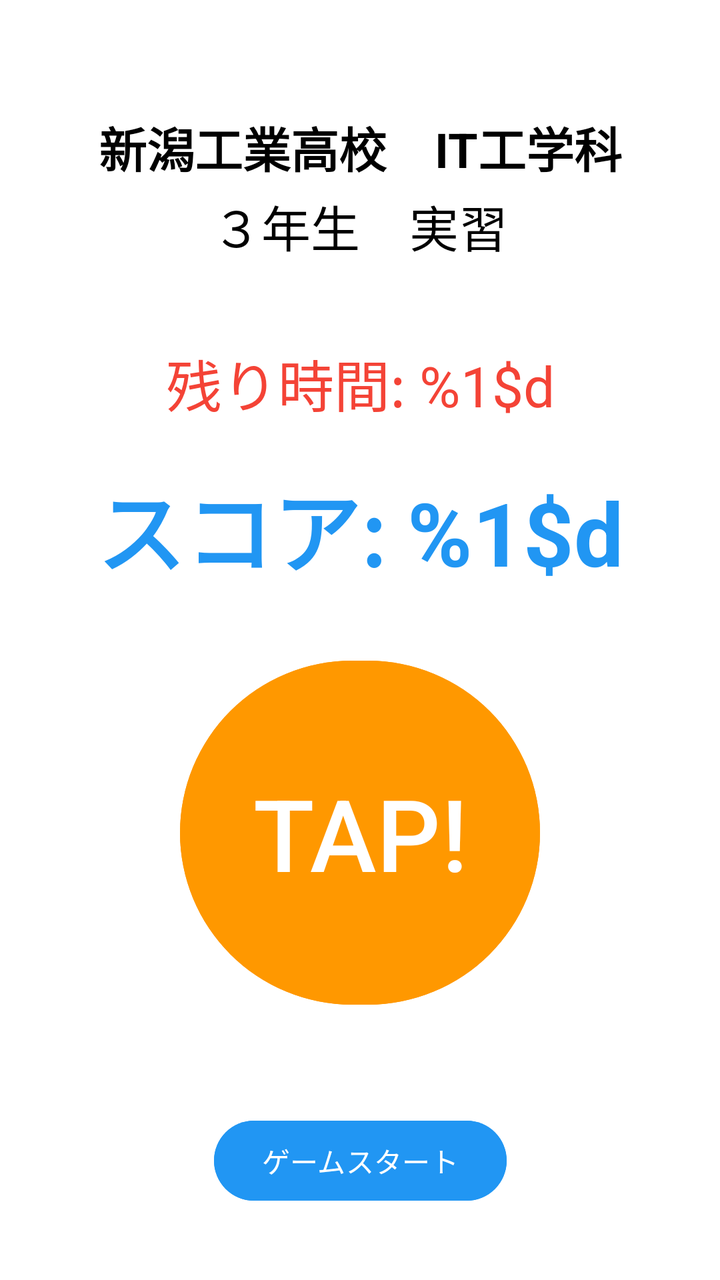
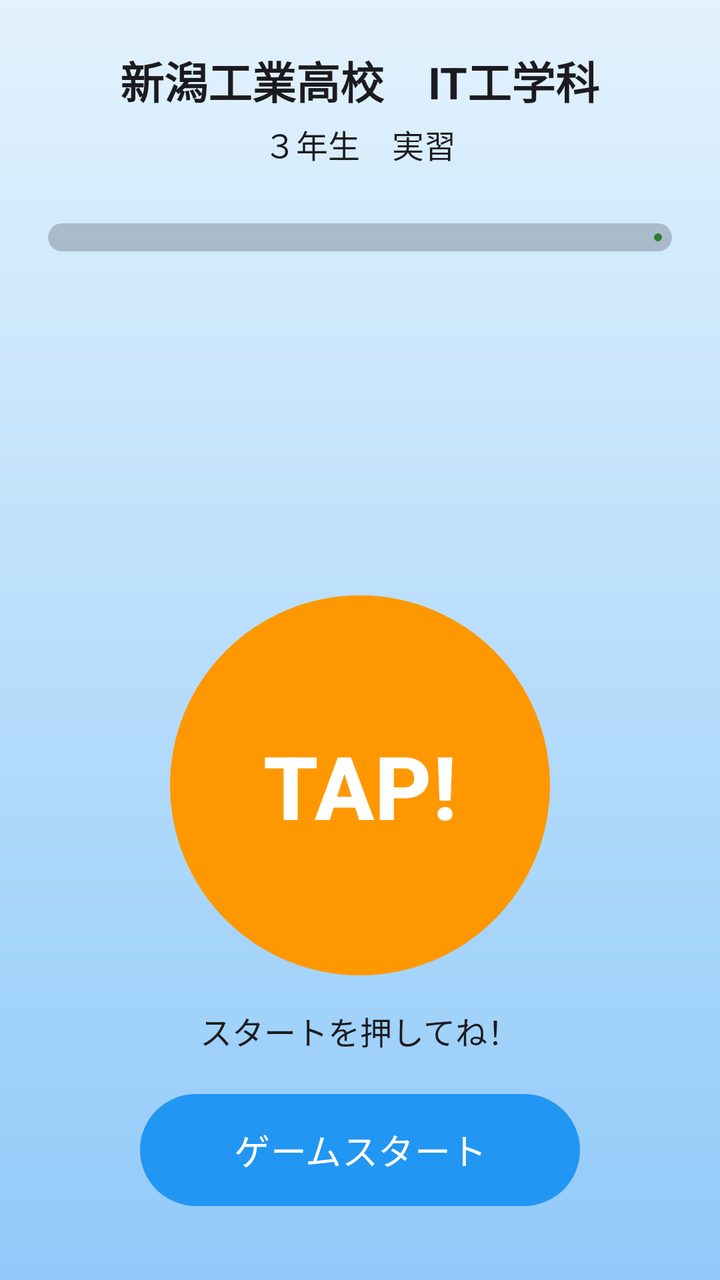

Compare the two renders of this Android layout. The source of the first and the diff that turns it into the second are given below.
<!-- AndroidManifest.xml: application theme Theme.TapGame -->
<!-- res/layout/activity_main.xml -->
<?xml version="1.0" encoding="utf-8"?>
<androidx.constraintlayout.widget.ConstraintLayout
    xmlns:android="http://schemas.android.com/apk/res/android"
    xmlns:app="http://schemas.android.com/apk/res-auto"
    android:layout_width="match_parent"
    android:layout_height="match_parent"
    android:id="@+id/main"
    android:background="@color/white"
    android:padding="16dp">

    
    <TextView
        android:id="@+id/schoolTextView"
        android:layout_width="wrap_content"
        android:layout_height="wrap_content"
        android:layout_marginTop="40dp"
        android:text="@string/school_name"
        android:textColor="@color/black"
        android:textSize="24sp"
        android:textStyle="bold"
        app:layout_constraintEnd_toEndOf="parent"
        app:layout_constraintStart_toStartOf="parent"
        app:layout_constraintTop_toTopOf="parent" />

    
    <TextView
        android:id="@+id/eventTextView"
        android:layout_width="wrap_content"
        android:layout_height="wrap_content"
        android:layout_marginTop="4dp"
        android:text="@string/event_name"
        android:textColor="@color/black"
        android:textSize="12pt"
        app:layout_constraintEnd_toEndOf="parent"
        app:layout_constraintStart_toStartOf="parent"
        app:layout_constraintTop_toBottomOf="@+id/schoolTextView" />

    
    <TextView
        android:id="@+id/timerText"
        android:layout_width="wrap_content"
        android:layout_height="wrap_content"
        android:layout_marginTop="40dp"
        android:text="@string/timer_format"
        android:textColor="@color/timer_red"
        android:textSize="28sp"
        app:layout_constraintEnd_toEndOf="parent"
        app:layout_constraintStart_toStartOf="parent"
        app:layout_constraintTop_toBottomOf="@+id/eventTextView" />

    
    <TextView
        android:id="@+id/scoreText"
        android:layout_width="wrap_content"
        android:layout_height="wrap_content"
        android:layout_marginTop="20dp"
        android:text="@string/score_format"
        android:textColor="@color/primary_blue"
        android:textSize="44sp"
        android:textStyle="bold"
        app:layout_constraintEnd_toEndOf="parent"
        app:layout_constraintStart_toStartOf="parent"
        app:layout_constraintTop_toBottomOf="@+id/timerText" />

    
    <Button
        android:id="@+id/tapButton"
        android:layout_width="180dp"
        android:layout_height="180dp"
        android:layout_marginTop="30dp"
        android:text="TAP!"
        android:backgroundTint="@color/accent_orange"
        android:textSize="50sp"
        app:layout_constraintEnd_toEndOf="parent"
        app:layout_constraintStart_toStartOf="parent"
        app:layout_constraintTop_toBottomOf="@+id/scoreText" />

    
    <Button
        android:id="@+id/startButton"
        android:layout_width="wrap_content"
        android:layout_height="wrap_content"
        android:layout_marginTop="50dp"
        android:text="ゲームスタート"
        android:backgroundTint="@color/primary_blue"
        app:layout_constraintEnd_toEndOf="parent"
        app:layout_constraintStart_toStartOf="parent"
        app:layout_constraintTop_toBottomOf="@+id/tapButton" />

</androidx.constraintlayout.widget.ConstraintLayout>
<!-- resources referenced by this layout -->
<resources>
  <color name="accent_orange">#FF9800</color>
  <color name="black">#FF000000</color>
  <color name="primary_blue">#2196F3</color>
  <color name="timer_red">#F44336</color>
  <color name="white">#FFFFFFFF</color>
  <string name="event_name">３年生　実習</string>
  <string name="school_name">新潟工業高校　IT工学科</string>
  <string name="score_format">スコア: %1$d</string>
  <string name="timer_format">残り時間: %1$d</string>
  <style name="Theme.TapGame" parent="Base.Theme.TapGame" />
  <style name="Base.Theme.TapGame" parent="Theme.Material3.DayNight.NoActionBar">
          
          
      </style>
</resources>

<!-- the commit's change to res/layout/activity_main.xml (unified diff, before → after) -->
@@ -1,90 +1,231 @@
 <?xml version="1.0" encoding="utf-8"?>
-<androidx.constraintlayout.widget.ConstraintLayout
-    xmlns:android="http://schemas.android.com/apk/res/android"
+<FrameLayout xmlns:android="http://schemas.android.com/apk/res/android"
     xmlns:app="http://schemas.android.com/apk/res-auto"
+    android:id="@+id/main"
     android:layout_width="match_parent"
     android:layout_height="match_parent"
-    android:id="@+id/main"
-    android:background="@color/white"
-    android:padding="16dp">
+    android:background="@drawable/bg_idle">
 
     
+    <View
+        android:id="@+id/bgPlaying"
+        android:layout_width="match_parent"
+        android:layout_height="match_parent"
+        android:alpha="0"
+        android:background="@drawable/bg_playing" />
+
+    <ScrollView
+        android:layout_width="match_parent"
+        android:layout_height="match_parent"
+        android:fillViewport="true">
+
+        <LinearLayout
+            android:layout_width="match_parent"
+            android:layout_height="wrap_content"
+            android:gravity="center_horizontal"
+            android:orientation="vertical"
+            android:padding="24dp">
+
+            <TextView
+                android:layout_width="wrap_content"
+                android:layout_height="wrap_content"
+                android:text="@string/school_name"
+                android:textColor="@color/text_dark"
+                android:textSize="22sp"
+                android:textStyle="bold" />
+
+            <TextView
+                android:layout_width="wrap_content"
+                android:layout_height="wrap_content"
+                android:layout_marginTop="4dp"
+                android:text="@string/event_name"
+                android:textColor="@color/text_dark"
+                android:textSize="16sp" />
+
+            <com.google.android.material.progressindicator.LinearProgressIndicator
+                android:id="@+id/timeBar"
+                android:layout_width="match_parent"
+                android:layout_height="wrap_content"
+                android:layout_marginTop="28dp"
+                android:max="1000"
+                android:progress="1000"
+                app:indicatorColor="@color/timer_green"
+                app:trackColor="#33000000"
+                app:trackCornerRadius="8dp"
+                app:trackThickness="14dp" />
+
+            <TextView
+                android:id="@+id/timerText"
+                android:layout_width="wrap_content"
+                android:layout_height="wrap_content"
+                android:layout_marginTop="12dp"
+                android:textColor="@color/timer_green"
+                android:textSize="28sp"
+                android:textStyle="bold" />
+
+            <TextView
+                android:id="@+id/scoreText"
+                android:layout_width="wrap_content"
+                android:layout_height="wrap_content"
+                android:layout_marginTop="8dp"
+                android:textColor="@color/primary_blue"
+                android:textSize="44sp"
+                android:textStyle="bold" />
+
+            
+            <TextView
+                android:id="@+id/comboText"
+                android:layout_width="wrap_content"
+                android:layout_height="48dp"
+                android:gravity="center"
+                android:textStyle="bold"
+                android:visibility="invisible" />
+
+            <com.google.android.material.button.MaterialButton
+                android:id="@+id/tapButton"
+                android:layout_width="190dp"
+                android:layout_height="190dp"
+                android:layout_marginTop="8dp"
+                android:insetLeft="0dp"
+                android:insetTop="0dp"
+                android:insetRight="0dp"
+                android:insetBottom="0dp"
+                android:text="@string/tap_label"
+                android:textSize="44sp"
+                android:textStyle="bold"
+                app:backgroundTint="@color/accent_orange"
+                app:cornerRadius="95dp"
+                app:elevation="8dp" />
+
+            <TextView
+                android:id="@+id/hintText"
+                android:layout_width="wrap_content"
+                android:layout_height="wrap_content"
+                android:layout_marginTop="16dp"
+                android:text="@string/hint_idle"
+                android:textColor="@color/text_dark"
+                android:textSize="16sp" />
+
+            <com.google.android.material.button.MaterialButton
+                android:id="@+id/startButton"
+                android:layout_width="wrap_content"
+                android:layout_height="64dp"
+                android:layout_marginTop="16dp"
+                android:minWidth="220dp"
+                android:text="@string/start_game"
+                android:textSize="18sp"
+                app:backgroundTint="@color/primary_blue"
+                app:cornerRadius="32dp" />
+        </LinearLayout>
+    </ScrollView>
+
+    
+    <FrameLayout
+        android:id="@+id/effectLayer"
+        android:layout_width="match_parent"
+        android:layout_height="match_parent"
+        android:clickable="false"
+        android:focusable="false" />
+
     <TextView
-        android:id="@+id/schoolTextView"
+        android:id="@+id/countdownText"
         android:layout_width="wrap_content"
         android:layout_height="wrap_content"
-        android:layout_marginTop="40dp"
-        android:text="@string/school_name"
-        android:textColor="@color/black"
-        android:textSize="24sp"
+        android:layout_gravity="center"
+        android:textColor="@color/timer_red"
+        android:textSize="120sp"
         android:textStyle="bold"
-        app:layout_constraintEnd_toEndOf="parent"
-        app:layout_constraintStart_toStartOf="parent"
-        app:layout_constraintTop_toTopOf="parent" />
+        android:visibility="gone" />
 
     
-    <TextView
-        android:id="@+id/eventTextView"
-        android:layout_width="wrap_content"
-        android:layout_height="wrap_content"
-        android:layout_marginTop="4dp"
-        android:text="@string/event_name"
-        android:textColor="@color/black"
-        android:textSize="12pt"
-        app:layout_constraintEnd_toEndOf="parent"
-        app:layout_constraintStart_toStartOf="parent"
-        app:layout_constraintTop_toBottomOf="@+id/schoolTextView" />
-
-    
-    <TextView
-        android:id="@+id/timerText"
-        android:layout_width="wrap_content"
-        android:layout_height="wrap_content"
-        android:layout_marginTop="40dp"
-        android:text="@string/timer_format"
-        android:textColor="@color/timer_red"
-        android:textSize="28sp"
-        app:layout_constraintEnd_toEndOf="parent"
-        app:layout_constraintStart_toStartOf="parent"
-        app:layout_constraintTop_toBottomOf="@+id/eventTextView" />
-
-    
-    <TextView
-        android:id="@+id/scoreText"
-        android:layout_width="wrap_content"
-        android:layout_height="wrap_content"
-        android:layout_marginTop="20dp"
-        android:text="@string/score_format"
-        android:textColor="@color/primary_blue"
-        android:textSize="44sp"
-        android:textStyle="bold"
-        app:layout_constraintEnd_toEndOf="parent"
-        app:layout_constraintStart_toStartOf="parent"
-        app:layout_constraintTop_toBottomOf="@+id/timerText" />
-
-    
-    <Button
-        android:id="@+id/tapButton"
-        android:layout_width="180dp"
-        android:layout_height="180dp"
-        android:layout_marginTop="30dp"
-        android:text="TAP!"
-        android:backgroundTint="@color/accent_orange"
-        android:textSize="50sp"
-        app:layout_constraintEnd_toEndOf="parent"
-        app:layout_constraintStart_toStartOf="parent"
-        app:layout_constraintTop_toBottomOf="@+id/scoreText" />
-
-    
-    <Button
-        android:id="@+id/startButton"
-        android:layout_width="wrap_content"
-        android:layout_height="wrap_content"
-        android:layout_marginTop="50dp"
-        android:text="ゲームスタート"
-        android:backgroundTint="@color/primary_blue"
-        app:layout_constraintEnd_toEndOf="parent"
-        app:layout_constraintStart_toStartOf="parent"
-        app:layout_constraintTop_toBottomOf="@+id/tapButton" />
-
-</androidx.constraintlayout.widget.ConstraintLayout>
+    <FrameLayout
+        android:id="@+id/resultOverlay"
+        android:layout_width="match_parent"
+        android:layout_height="match_parent"
+        android:background="@color/scrim"
+        android:clickable="true"
+        android:focusable="true"
+        android:visibility="gone">
+
+        <com.google.android.material.card.MaterialCardView
+            android:id="@+id/resultCard"
+            android:layout_width="match_parent"
+            android:layout_height="wrap_content"
+            android:layout_gravity="center"
+            android:layout_margin="32dp"
+            app:cardBackgroundColor="@color/white"
+            app:cardCornerRadius="28dp"
+            app:cardElevation="12dp">
+
+            <LinearLayout
+                android:layout_width="match_parent"
+                android:layout_height="wrap_content"
+                android:gravity="center_horizontal"
+                android:orientation="vertical"
+                android:padding="24dp">
+
+                <TextView
+                    android:layout_width="wrap_content"
+                    android:layout_height="wrap_content"
+                    android:text="@string/result_title"
+                    android:textColor="@color/timer_red"
+                    android:textSize="28sp"
+                    android:textStyle="bold" />
+
+                <TextView
+                    android:id="@+id/resultScore"
+                    android:layout_width="wrap_content"
+                    android:layout_height="wrap_content"
+                    android:layout_marginTop="8dp"
+                    android:textColor="@color/primary_blue"
+                    android:textSize="56sp"
+                    android:textStyle="bold" />
+
+                <TextView
+                    android:id="@+id/resultNewRecord"
+                    android:layout_width="wrap_content"
+                    android:layout_height="wrap_content"
+                    android:text="@string/new_record"
+                    android:textColor="@color/accent_orange"
+                    android:textSize="22sp"
+                    android:textStyle="bold"
+                    android:visibility="gone" />
+
+                <TextView
+                    android:id="@+id/resultBest"
+                    android:layout_width="wrap_content"
+                    android:layout_height="wrap_content"
+                    android:layout_marginTop="8dp"
+                    android:textColor="@color/text_dark"
+                    android:textSize="18sp" />
+
+                <TextView
+                    android:id="@+id/resultTps"
+                    android:layout_width="wrap_content"
+                    android:layout_height="wrap_content"
+                    android:layout_marginTop="4dp"
+                    android:textColor="@color/text_dark"
+                    android:textSize="18sp" />
+
+                <TextView
+                    android:id="@+id/resultRank"
+                    android:layout_width="wrap_content"
+                    android:layout_height="wrap_content"
+                    android:layout_marginTop="12dp"
+                    android:textColor="@color/text_dark"
+                    android:textSize="22sp"
+                    android:textStyle="bold" />
+
+                <com.google.android.material.button.MaterialButton
+                    android:id="@+id/playAgainButton"
+                    android:layout_width="wrap_content"
+                    android:layout_height="56dp"
+                    android:layout_marginTop="20dp"
+                    android:minWidth="180dp"
+                    android:text="@string/play_again"
+                    app:backgroundTint="@color/primary_blue"
+                    app:cornerRadius="28dp" />
+            </LinearLayout>
+        </com.google.android.material.card.MaterialCardView>
+    </FrameLayout>
+</FrameLayout>
<!-- resource entries referenced after the edit -->
@@ -1,15 +1,41 @@
 <!-- resources referenced by this layout -->
 <resources>
   <color name="accent_orange">#FF9800</color>
-  <color name="black">#FF000000</color>
   <color name="primary_blue">#2196F3</color>
+  <color name="scrim">#99000000</color>
+  <color name="text_dark">#FF1B1B1F</color>
+  <color name="timer_green">#2E7D32</color>
   <color name="timer_red">#F44336</color>
   <color name="white">#FFFFFFFF</color>
+  <!-- drawable bg_idle (drawable) -->
+  <?xml version="1.0" encoding="utf-8"?>
+  <shape xmlns:android="http://schemas.android.com/apk/res/android">
+      <gradient
+          android:angle="270"
+          android:endColor="@color/bg_idle_bottom"
+          android:startColor="@color/bg_idle_top" />
+  </shape>
+  <!-- drawable bg_playing (drawable) -->
+  <?xml version="1.0" encoding="utf-8"?>
+  <shape xmlns:android="http://schemas.android.com/apk/res/android">
+      <gradient
+          android:angle="270"
+          android:endColor="@color/bg_playing_bottom"
+          android:startColor="@color/bg_playing_top" />
+  </shape>
   <string name="event_name">３年生　実習</string>
+  <string name="hint_idle">スタートを押してね！</string>
+  <string name="new_record">🎉 NEW RECORD!</string>
+  <string name="play_again">もう一度</string>
+  <string name="result_title">TIME UP!</string>
   <string name="school_name">新潟工業高校　IT工学科</string>
-  <string name="score_format">スコア: %1$d</string>
-  <string name="timer_format">残り時間: %1$d</string>
+  <string name="start_game">ゲームスタート</string>
+  <string name="tap_label">TAP!</string>
   <style name="Theme.TapGame" parent="Base.Theme.TapGame" />
+  <color name="bg_idle_bottom">#90CAF9</color>
+  <color name="bg_idle_top">#E3F2FD</color>
+  <color name="bg_playing_bottom">#FF8A65</color>
+  <color name="bg_playing_top">#FFF3E0</color>
   <style name="Base.Theme.TapGame" parent="Theme.Material3.DayNight.NoActionBar">
           
           
